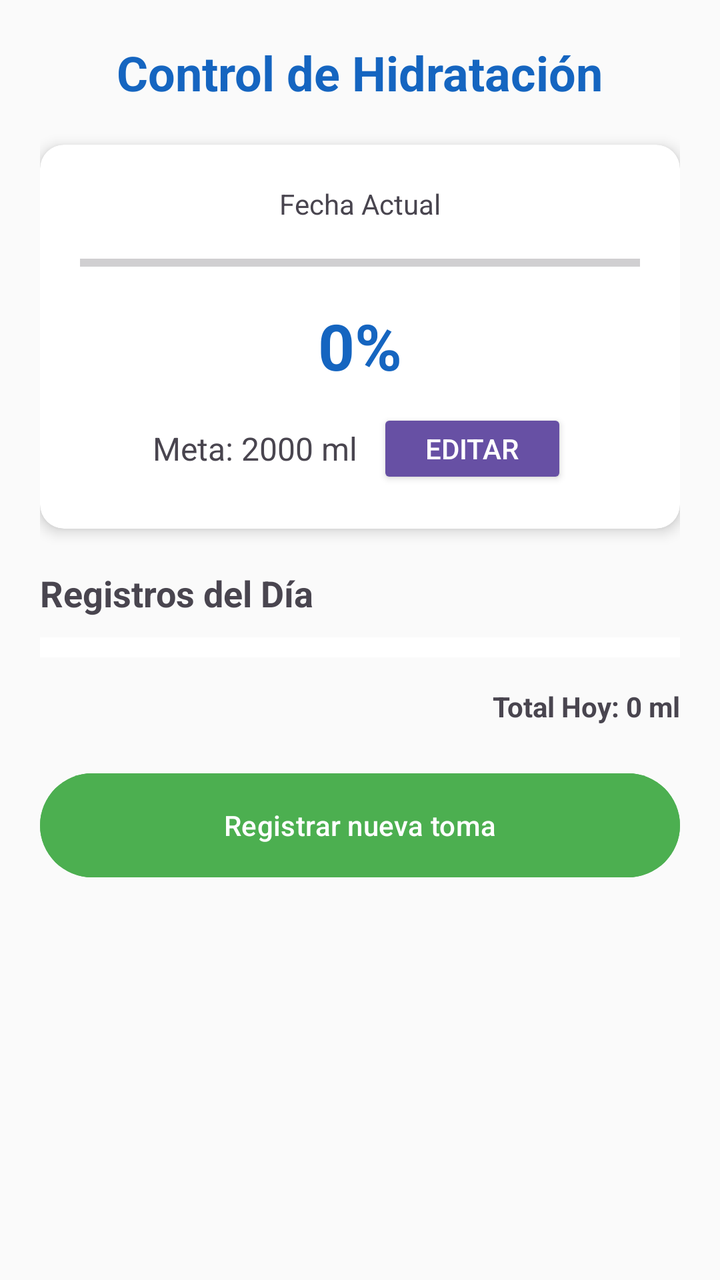
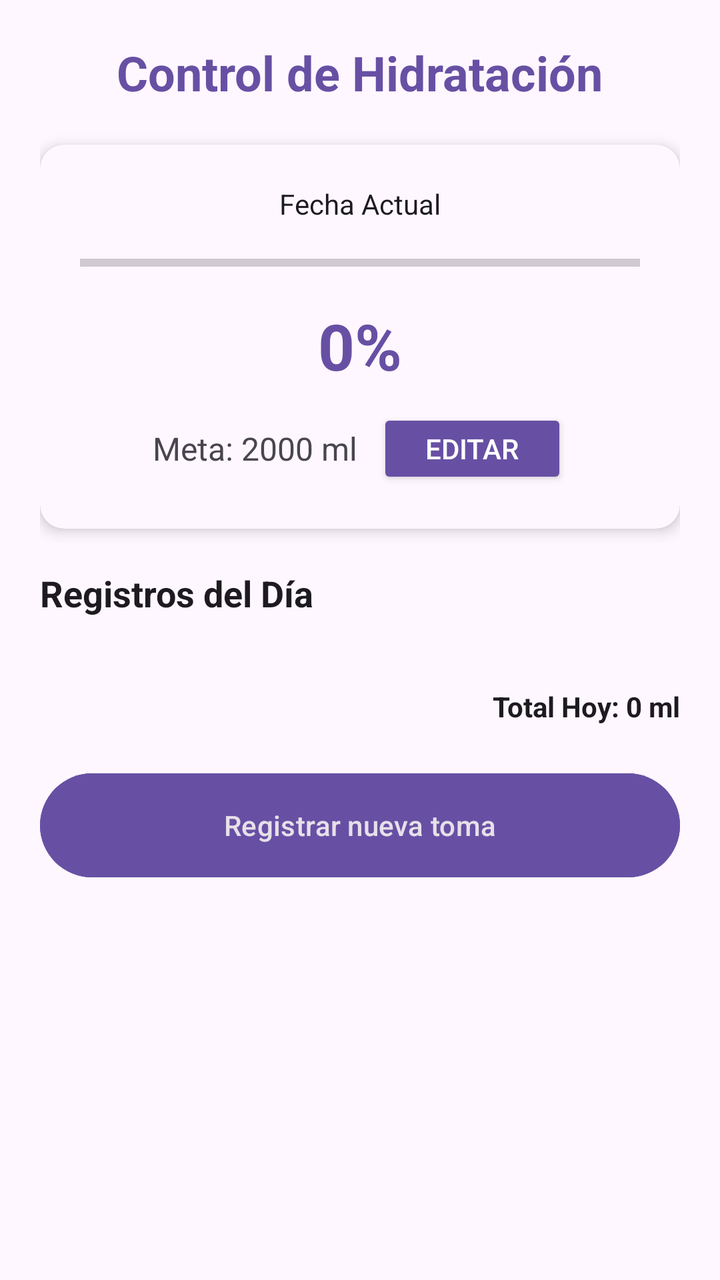

The first picture is an Android layout as it rendered before a commit; the second is the same layout after the commit. The layout source and the unified diff follow.
<!-- AndroidManifest.xml: application theme Theme.AplicacionG8 -->
<!-- res/layout/activity_control_hidratacion.xml -->
<?xml version="1.0" encoding="utf-8"?>
<ScrollView xmlns:android="http://schemas.android.com/apk/res/android"
    android:layout_width="match_parent"
    android:layout_height="match_parent"
    android:padding="20dp"
    android:background="#FAFAFA">

    <LinearLayout
        android:layout_width="match_parent"
        android:layout_height="wrap_content"
        android:orientation="vertical"
        android:gravity="center_horizontal">

        <TextView
            android:layout_width="wrap_content"
            android:layout_height="wrap_content"
            android:text="Control de Hidratación"
            android:textSize="24sp"
            android:textStyle="bold"
            android:textColor="#1565C0"
            android:layout_marginBottom="20dp"/>

        <androidx.cardview.widget.CardView
            android:layout_width="match_parent"
            android:layout_height="wrap_content"
            android:layout_marginBottom="20dp"
            xmlns:app="http://schemas.android.com/apk/res-auto"
            app:cardCornerRadius="12dp"
            app:cardElevation="4dp">

            <LinearLayout
                android:layout_width="match_parent"
                android:layout_height="wrap_content"
                android:orientation="vertical"
                android:padding="20dp"
                android:gravity="center">

                <TextView
                    android:id="@+id/txtFecha"
                    android:layout_width="wrap_content"
                    android:layout_height="wrap_content"
                    android:text="Fecha Actual"
                    android:layout_marginBottom="10dp"/>

                <ProgressBar
                    android:id="@+id/progressBarAgua"
                    style="?android:attr/progressBarStyleHorizontal"
                    android:layout_width="match_parent"
                    android:layout_height="20dp"
                    android:max="100"
                    android:progress="0"
                    android:progressTint="#2196F3"
                    android:layout_marginBottom="10dp"/>

                <TextView
                    android:id="@+id/txtPorcentaje"
                    android:layout_width="wrap_content"
                    android:layout_height="wrap_content"
                    android:text="0%"
                    android:textSize="32sp"
                    android:textStyle="bold"
                    android:textColor="#1565C0"/>

                <LinearLayout
                    android:layout_width="match_parent"
                    android:layout_height="wrap_content"
                    android:gravity="center"
                    android:layout_marginTop="10dp">

                    <TextView
                        android:id="@+id/txtMetaDiaria"
                        android:layout_width="wrap_content"
                        android:layout_height="wrap_content"
                        android:text="Meta: 2000 ml"
                        android:textSize="16sp"/>

                    <Button
                        android:id="@+id/btnEstablecerMeta"
                        android:layout_width="wrap_content"
                        android:layout_height="40dp"
                        android:text="Editar"
                        android:layout_marginStart="10dp"
                        style="@style/Widget.AppCompat.Button.Small"/>
                </LinearLayout>
            </LinearLayout>
        </androidx.cardview.widget.CardView>

        <TextView
            android:layout_width="match_parent"
            android:layout_height="wrap_content"
            android:text="Registros del Día"
            android:textStyle="bold"
            android:textSize="18sp"
            android:layout_marginBottom="10dp"/>

        <LinearLayout
            android:id="@+id/layoutListaRegistros"
            android:layout_width="match_parent"
            android:layout_height="wrap_content"
            android:orientation="vertical"
            android:background="#FFFFFF"
            android:padding="5dp">
        </LinearLayout>

        <TextView
            android:id="@+id/txtTotalConsumido"
            android:layout_width="match_parent"
            android:layout_height="wrap_content"
            android:layout_marginTop="15dp"
            android:layout_marginBottom="20dp"
            android:text="Total Hoy: 0 ml"
            android:textAlignment="viewEnd"
            android:textStyle="bold" />

        <Button
            android:id="@+id/btnRegistrarAgua"
            android:layout_width="match_parent"
            android:layout_height="60dp"
            android:backgroundTint="#4CAF50"
            android:text="Registrar nueva toma" />
    </LinearLayout>
</ScrollView>
<!-- resources referenced by this layout -->
<resources>
  <style name="Theme.AplicacionG8" parent="Base.Theme.AplicacionG8" />
  <style name="Base.Theme.AplicacionG8" parent="Theme.Material3.DayNight.NoActionBar">
          
          
      </style>
</resources>

<!-- the commit's change to res/layout/activity_control_hidratacion.xml (unified diff, before → after) -->
@@ -1,9 +1,10 @@
 <?xml version="1.0" encoding="utf-8"?>
 <ScrollView xmlns:android="http://schemas.android.com/apk/res/android"
+    xmlns:app="http://schemas.android.com/apk/res-auto"
     android:layout_width="match_parent"
     android:layout_height="match_parent"
     android:padding="20dp"
-    android:background="#FAFAFA">
+    android:background="?android:attr/colorBackground">
 
     <LinearLayout
         android:layout_width="match_parent"
@@ -17,14 +18,14 @@
             android:text="Control de Hidratación"
             android:textSize="24sp"
             android:textStyle="bold"
-            android:textColor="#1565C0"
+            android:textColor="?android:attr/colorPrimary"
             android:layout_marginBottom="20dp"/>
 
         <androidx.cardview.widget.CardView
             android:layout_width="match_parent"
             android:layout_height="wrap_content"
             android:layout_marginBottom="20dp"
-            xmlns:app="http://schemas.android.com/apk/res-auto"
+            app:cardBackgroundColor="?android:attr/colorBackground"
             app:cardCornerRadius="12dp"
             app:cardElevation="4dp">
 
@@ -40,6 +41,7 @@
                     android:layout_width="wrap_content"
                     android:layout_height="wrap_content"
                     android:text="Fecha Actual"
+                    android:textColor="?android:attr/textColorPrimary"
                     android:layout_marginBottom="10dp"/>
 
                 <ProgressBar
@@ -49,7 +51,7 @@
                     android:layout_height="20dp"
                     android:max="100"
                     android:progress="0"
-                    android:progressTint="#2196F3"
+                    android:progressTint="?android:attr/colorPrimary"
                     android:layout_marginBottom="10dp"/>
 
                 <TextView
@@ -59,7 +61,7 @@
                     android:text="0%"
                     android:textSize="32sp"
                     android:textStyle="bold"
-                    android:textColor="#1565C0"/>
+                    android:textColor="?android:attr/colorPrimary"/>
 
                 <LinearLayout
                     android:layout_width="match_parent"
@@ -72,7 +74,8 @@
                         android:layout_width="wrap_content"
                         android:layout_height="wrap_content"
                         android:text="Meta: 2000 ml"
-                        android:textSize="16sp"/>
+                        android:textSize="16sp"
+                        android:textColor="?android:attr/textColorSecondary"/>
 
                     <Button
                         android:id="@+id/btnEstablecerMeta"
@@ -91,6 +94,7 @@
             android:text="Registros del Día"
             android:textStyle="bold"
             android:textSize="18sp"
+            android:textColor="?android:attr/textColorPrimary"
             android:layout_marginBottom="10dp"/>
 
         <LinearLayout
@@ -98,7 +102,7 @@
             android:layout_width="match_parent"
             android:layout_height="wrap_content"
             android:orientation="vertical"
-            android:background="#FFFFFF"
+            android:background="?android:attr/colorBackground"
             android:padding="5dp">
         </LinearLayout>
 
@@ -110,13 +114,15 @@
             android:layout_marginBottom="20dp"
             android:text="Total Hoy: 0 ml"
             android:textAlignment="viewEnd"
-            android:textStyle="bold" />
+            android:textStyle="bold"
+            android:textColor="?android:attr/textColorPrimary" />
 
         <Button
             android:id="@+id/btnRegistrarAgua"
             android:layout_width="match_parent"
             android:layout_height="60dp"
-            android:backgroundTint="#4CAF50"
-            android:text="Registrar nueva toma" />
+            android:backgroundTint="?android:attr/colorPrimary"
+            android:text="Registrar nueva toma"
+            android:textColor="?android:attr/textColorPrimaryInverse" />
     </LinearLayout>
 </ScrollView>
